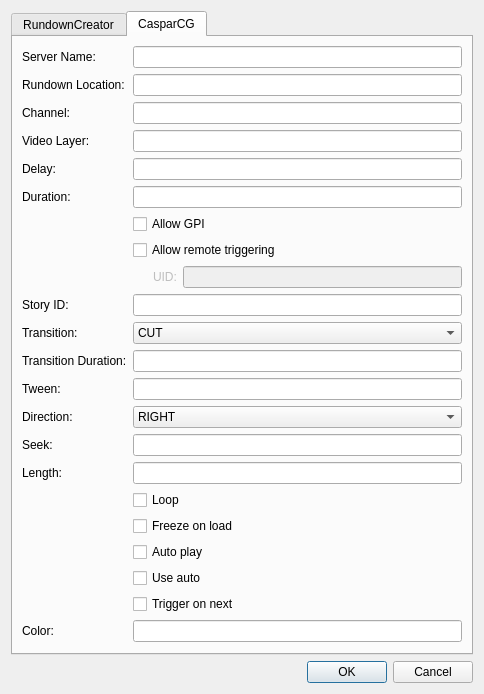
Qt form settingsdialog.ui (petersimonsson/rcexportcg) before a commit.
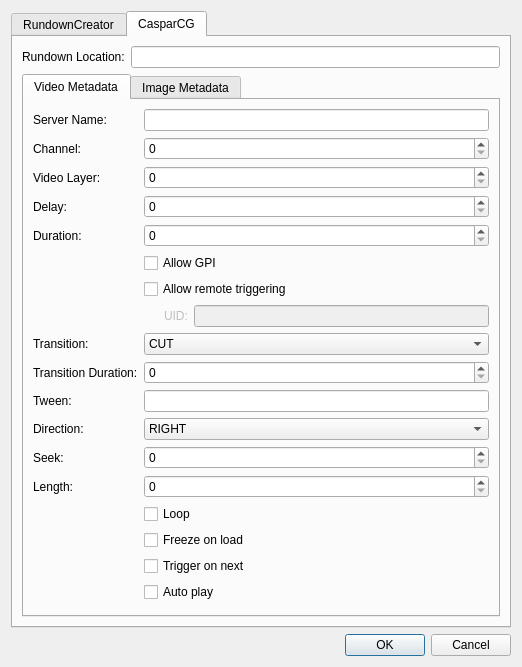
The same form after that commit. The open tabs and pages were chosen to show the change.

Commit message: Move all casparcg metadata into separate classes

What changed in the file:
```diff
--- a/settingsdialog.ui
+++ b/settingsdialog.ui
@@ -6,15 +6,25 @@
    <rect>
     <x>0</x>
     <y>0</y>
-    <width>484</width>
-    <height>689</height>
+    <width>522</width>
+    <height>662</height>
    </rect>
   </property>
   <property name="windowTitle">
    <string>Dialog</string>
   </property>
   <layout class="QGridLayout" name="gridLayout">
-   <item row="0" column="0">
+   <item row="2" column="0">
+    <widget class="QDialogButtonBox" name="buttonBox">
+     <property name="orientation">
+      <enum>Qt::Horizontal</enum>
+     </property>
+     <property name="standardButtons">
+      <set>QDialogButtonBox::Cancel|QDialogButtonBox::Ok</set>
+     </property>
+    </widget>
+   </item>
+   <item row="1" column="0">
     <widget class="QTabWidget" name="tabWidget">
      <property name="currentIndex">
       <number>0</number>
@@ -73,230 +83,283 @@
       <attribute name="title">
        <string>CasparCG</string>
       </attribute>
-      <layout class="QGridLayout" name="gridLayout_3">
-       <item row="10" column="1">
-        <widget class="QComboBox" name="transitionCombo">
-         <item>
-          <property name="text">
-           <string>CUT</string>
-          </property>
-         </item>
-         <item>
-          <property name="text">
-           <string>MIX</string>
-          </property>
-         </item>
-         <item>
-          <property name="text">
-           <string>PUSH</string>
-          </property>
-         </item>
-         <item>
-          <property name="text">
-           <string>SLIDE</string>
-          </property>
-         </item>
-         <item>
-          <property name="text">
-           <string>WIPE</string>
-          </property>
-         </item>
-        </widget>
-       </item>
-       <item row="0" column="1">
-        <widget class="QLineEdit" name="ccgServerNameEdit"/>
-       </item>
-       <item row="1" column="1">
-        <widget class="QLineEdit" name="ccgRundownLocationEdit"/>
-       </item>
-       <item row="5" column="1">
-        <widget class="QLineEdit" name="durationEdit"/>
-       </item>
-       <item row="11" column="0">
-        <widget class="QLabel" name="label_15">
-         <property name="text">
-          <string>Transition Duration:</string>
-         </property>
-        </widget>
-       </item>
-       <item row="3" column="0">
-        <widget class="QLabel" name="label_7">
-         <property name="text">
-          <string>Video Layer:</string>
-         </property>
-        </widget>
-       </item>
-       <item row="11" column="1">
-        <widget class="QLineEdit" name="transitionDurationEdit"/>
-       </item>
-       <item row="1" column="0">
+      <layout class="QGridLayout" name="gridLayout_5">
+       <item row="0" column="0">
         <widget class="QLabel" name="label_5">
          <property name="text">
           <string>Rundown Location:</string>
          </property>
         </widget>
        </item>
-       <item row="0" column="0">
-        <widget class="QLabel" name="label_4">
-         <property name="text">
-          <string>Server Name:</string>
-         </property>
-        </widget>
+       <item row="0" column="1">
+        <widget class="QLineEdit" name="ccgRundownLocationEdit"/>
        </item>
-       <item row="9" column="1">
-        <widget class="QLineEdit" name="storyIdEdit"/>
-       </item>
-       <item row="6" column="1">
-        <widget class="QCheckBox" name="allowGpiCheck">
-         <property name="text">
-          <string>Allow GPI</string>
+       <item row="1" column="0" colspan="2">
+        <widget class="QTabWidget" name="tabWidget_2">
+         <property name="sizePolicy">
+          <sizepolicy hsizetype="Expanding" vsizetype="Expanding">
+           <horstretch>0</horstretch>
+           <verstretch>0</verstretch>
+          </sizepolicy>
          </property>
-        </widget>
-       </item>
-       <item row="10" column="0">
-        <widget class="QLabel" name="label_14">
-         <property name="text">
-          <string>Transition:</string>
+         <property name="currentIndex">
+          <number>0</number>
          </property>
-        </widget>
-       </item>
-       <item row="12" column="0">
-        <widget class="QLabel" name="label_16">
-         <property name="text">
-          <string>Tween:</string>
-         </property>
-        </widget>
-       </item>
-       <item row="2" column="1">
-        <widget class="QLineEdit" name="channelEdit"/>
-       </item>
-       <item row="12" column="1">
-        <widget class="QLineEdit" name="tweenEdit"/>
-       </item>
-       <item row="13" column="0">
-        <widget class="QLabel" name="label_17">
-         <property name="text">
-          <string>Direction:</string>
-         </property>
-        </widget>
-       </item>
-       <item row="7" column="1">
-        <widget class="QCheckBox" name="remotetriggeringCheck">
-         <property name="text">
-          <string>Allow remote triggering</string>
-         </property>
-        </widget>
-       </item>
-       <item row="4" column="0">
-        <widget class="QLabel" name="label_8">
-         <property name="text">
-          <string>Delay:</string>
-         </property>
-        </widget>
-       </item>
-       <item row="2" column="0">
-        <widget class="QLabel" name="label_6">
-         <property name="text">
-          <string>Channel:</string>
-         </property>
-        </widget>
-       </item>
-       <item row="3" column="1">
-        <widget class="QLineEdit" name="videoLayerEdit"/>
-       </item>
-       <item row="9" column="0">
+         <widget class="QWidget" name="videoTab">
+          <attribute name="title">
+           <string>Video Metadata</string>
+          </attribute>
+          <layout class="QGridLayout" name="gridLayout_4">
+           <item row="7" column="3">
+            <layout class="QHBoxLayout" name="horizontalLayout_2">
+             <item>
+              <spacer name="horizontalSpacer_4">
+               <property name="orientation">
+                <enum>Qt::Horizontal</enum>
+               </property>
+               <property name="sizeHint" stdset="0">
+                <size>
+                 <width>20</width>
+                 <height>20</height>
+                </size>
+               </property>
+              </spacer>
+             </item>
+             <item>
         <widget class="QLabel" name="label_13">
+               <property name="enabled">
+                <bool>false</bool>
+               </property>
          <property name="text">
-          <string>Story ID:</string>
+                <string>UID:</string>
          </property>
         </widget>
        </item>
-       <item row="5" column="0">
-        <widget class="QLabel" name="label_9">
+             <item>
+              <widget class="QLineEdit" name="videoRemoteTriggerIdEdit">
+               <property name="enabled">
+                <bool>false</bool>
+               </property>
+               <property name="sizePolicy">
+                <sizepolicy hsizetype="Expanding" vsizetype="Fixed">
+                 <horstretch>10</horstretch>
+                 <verstretch>0</verstretch>
+                </sizepolicy>
+               </property>
+              </widget>
+             </item>
+            </layout>
+           </item>
+           <item row="0" column="3">
+            <widget class="QLineEdit" name="videoServerNameEdit"/>
+           </item>
+           <item row="2" column="0" colspan="3">
+            <widget class="QLabel" name="label_37">
+             <property name="text">
+              <string>Video Layer:</string>
+             </property>
+            </widget>
+           </item>
+           <item row="4" column="0" colspan="2">
+            <widget class="QLabel" name="label_39">
          <property name="text">
           <string>Duration:</string>
          </property>
         </widget>
        </item>
-       <item row="22" column="1">
-        <spacer name="verticalSpacer_2">
-         <property name="orientation">
-          <enum>Qt::Vertical</enum>
-         </property>
-         <property name="sizeHint" stdset="0">
-          <size>
-           <width>20</width>
-           <height>40</height>
-          </size>
-         </property>
-        </spacer>
-       </item>
-       <item row="14" column="0">
-        <widget class="QLabel" name="label_18">
+           <item row="3" column="0" colspan="2">
+            <widget class="QLabel" name="label_40">
+             <property name="text">
+              <string>Delay:</string>
+             </property>
+            </widget>
+           </item>
+           <item row="1" column="0" colspan="2">
+            <widget class="QLabel" name="label_36">
+             <property name="text">
+              <string>Channel:</string>
+             </property>
+            </widget>
+           </item>
+           <item row="0" column="0" colspan="3">
+            <widget class="QLabel" name="label_35">
+             <property name="text">
+              <string>Server Name:</string>
+             </property>
+            </widget>
+           </item>
+           <item row="8" column="3">
+            <widget class="QComboBox" name="videoTransitionCombo">
+             <item>
+              <property name="text">
+               <string>CUT</string>
+              </property>
+             </item>
+             <item>
+              <property name="text">
+               <string>MIX</string>
+              </property>
+             </item>
+             <item>
+              <property name="text">
+               <string>PUSH</string>
+              </property>
+             </item>
+             <item>
+              <property name="text">
+               <string>SLIDE</string>
+              </property>
+             </item>
+             <item>
+              <property name="text">
+               <string>WIPE</string>
+              </property>
+             </item>
+            </widget>
+           </item>
+           <item row="8" column="0" colspan="3">
+            <widget class="QLabel" name="label_43">
+             <property name="text">
+              <string>Transition:</string>
+             </property>
+            </widget>
+           </item>
+           <item row="12" column="0" colspan="2">
+            <widget class="QLabel" name="label_45">
          <property name="text">
           <string>Seek:</string>
          </property>
         </widget>
        </item>
-       <item row="19" column="1">
-        <widget class="QCheckBox" name="useAutoCheck">
+           <item row="6" column="3">
+            <widget class="QCheckBox" name="videoAllowRemotetriggeringCheck">
          <property name="text">
-          <string>Use auto</string>
+              <string>Allow remote triggering</string>
          </property>
         </widget>
        </item>
-       <item row="14" column="1">
-        <widget class="QLineEdit" name="seekEdit"/>
-       </item>
-       <item row="20" column="1">
-        <widget class="QCheckBox" name="triggerOnNextCheck">
+           <item row="9" column="0" colspan="3">
+            <widget class="QLabel" name="label_42">
+             <property name="text">
+              <string>Transition Duration:</string>
+             </property>
+            </widget>
+           </item>
+           <item row="11" column="3">
+            <widget class="QComboBox" name="videoDirectionCombo">
+             <item>
          <property name="text">
-          <string>Trigger on next</string>
-         </property>
-        </widget>
-       </item>
-       <item row="15" column="0">
-        <widget class="QLabel" name="label_19">
+               <string>RIGHT</string>
+              </property>
+             </item>
+             <item>
+              <property name="text">
+               <string>LEFT</string>
+              </property>
+             </item>
+            </widget>
+           </item>
+           <item row="13" column="0" colspan="2">
+            <widget class="QLabel" name="label_46">
          <property name="text">
           <string>Length:</string>
          </property>
         </widget>
        </item>
-       <item row="21" column="1">
-        <widget class="QLineEdit" name="colorEdit"/>
-       </item>
-       <item row="17" column="1">
-        <widget class="QCheckBox" name="freezeOnLoadCheck">
+           <item row="10" column="0" colspan="2">
+            <widget class="QLabel" name="label_34">
+             <property name="text">
+              <string>Tween:</string>
+             </property>
+            </widget>
+           </item>
+           <item row="17" column="3">
+            <widget class="QCheckBox" name="videoTriggerOnNextCheck">
+             <property name="text">
+              <string>Trigger on next</string>
+             </property>
+            </widget>
+           </item>
+           <item row="11" column="0" colspan="2">
+            <widget class="QLabel" name="label_38">
+             <property name="text">
+              <string>Direction:</string>
+             </property>
+            </widget>
+           </item>
+           <item row="15" column="3">
+            <widget class="QCheckBox" name="videoFreezeOnLoadCheck">
          <property name="text">
           <string>Freeze on load</string>
          </property>
         </widget>
        </item>
-       <item row="21" column="0">
-        <widget class="QLabel" name="label_25">
-         <property name="text">
-          <string>Color:</string>
-         </property>
-        </widget>
-       </item>
-       <item row="15" column="1">
-        <widget class="QLineEdit" name="lengthEdit"/>
-       </item>
-       <item row="16" column="1">
-        <widget class="QCheckBox" name="loopCheck">
+           <item row="10" column="3">
+            <widget class="QLineEdit" name="videoTweenEdit"/>
+           </item>
+           <item row="14" column="3">
+            <widget class="QCheckBox" name="videoLoopCheck">
          <property name="text">
           <string>Loop</string>
          </property>
         </widget>
        </item>
-       <item row="18" column="1">
-        <widget class="QCheckBox" name="autoPlayCheck">
+           <item row="5" column="3">
+            <widget class="QCheckBox" name="videoAllowGpiCheck">
+             <property name="text">
+              <string>Allow GPI</string>
+             </property>
+            </widget>
+           </item>
+           <item row="19" column="3">
+            <spacer name="verticalSpacer_3">
+             <property name="orientation">
+              <enum>Qt::Vertical</enum>
+             </property>
+             <property name="sizeHint" stdset="0">
+              <size>
+               <width>20</width>
+               <height>40</height>
+              </size>
+             </property>
+            </spacer>
+           </item>
+           <item row="2" column="3">
+            <widget class="QSpinBox" name="videoVideoLayerSpin"/>
+           </item>
+           <item row="3" column="3">
+            <widget class="QSpinBox" name="videoDelaySpin"/>
+           </item>
+           <item row="1" column="3">
+            <widget class="QSpinBox" name="videoChannelSpin"/>
+           </item>
+           <item row="4" column="3">
+            <widget class="QSpinBox" name="videoDurationSpin"/>
+           </item>
+           <item row="18" column="3">
+            <widget class="QCheckBox" name="videoAutoPlayCheck">
          <property name="text">
           <string>Auto play</string>
          </property>
         </widget>
        </item>
-       <item row="8" column="1">
+           <item row="9" column="3">
+            <widget class="QSpinBox" name="videoTransitionDurationSpin"/>
+           </item>
+           <item row="12" column="3">
+            <widget class="QSpinBox" name="videoSeekSpin"/>
+           </item>
+           <item row="13" column="3">
+            <widget class="QSpinBox" name="videoLengthSpin"/>
+           </item>
+          </layout>
+         </widget>
+         <widget class="QWidget" name="imageTab">
+          <attribute name="title">
+           <string>Image Metadata</string>
+          </attribute>
+          <layout class="QGridLayout" name="gridLayout_3">
+           <item row="7" column="3">
         <layout class="QHBoxLayout" name="horizontalLayout">
          <item>
           <spacer name="horizontalSpacer">
@@ -336,11 +399,130 @@
          </item>
         </layout>
        </item>
-       <item row="4" column="1">
-        <widget class="QLineEdit" name="delayEdit"/>
-       </item>
-       <item row="13" column="1">
-        <widget class="QComboBox" name="directionCombo">
+           <item row="2" column="3">
+            <widget class="QSpinBox" name="imageVideoLayerSpin"/>
+           </item>
+           <item row="0" column="0" colspan="3">
+            <widget class="QLabel" name="label_10">
+             <property name="text">
+              <string>Server Name:</string>
+             </property>
+            </widget>
+           </item>
+           <item row="2" column="0" colspan="3">
+            <widget class="QLabel" name="label_22">
+             <property name="text">
+              <string>Video Layer:</string>
+             </property>
+            </widget>
+           </item>
+           <item row="5" column="3">
+            <widget class="QCheckBox" name="imageAllowGpiCheck">
+             <property name="text">
+              <string>Allow GPI</string>
+             </property>
+            </widget>
+           </item>
+           <item row="6" column="3">
+            <widget class="QCheckBox" name="imageAllowRemotetriggeringCheck">
+             <property name="text">
+              <string>Allow remote triggering</string>
+             </property>
+            </widget>
+           </item>
+           <item row="4" column="0" colspan="2">
+            <widget class="QLabel" name="label_24">
+             <property name="text">
+              <string>Duration:</string>
+             </property>
+            </widget>
+           </item>
+           <item row="8" column="0" colspan="3">
+            <widget class="QLabel" name="label_29">
+             <property name="text">
+              <string>Transition:</string>
+             </property>
+            </widget>
+           </item>
+           <item row="0" column="3">
+            <widget class="QLineEdit" name="imageServerNameEdit"/>
+           </item>
+           <item row="9" column="0" colspan="3">
+            <widget class="QLabel" name="label_28">
+             <property name="text">
+              <string>Transition Duration:</string>
+             </property>
+            </widget>
+           </item>
+           <item row="10" column="0" colspan="2">
+            <widget class="QLabel" name="label_21">
+             <property name="text">
+              <string>Tween:</string>
+             </property>
+            </widget>
+           </item>
+           <item row="1" column="0" colspan="2">
+            <widget class="QLabel" name="label_11">
+             <property name="text">
+              <string>Channel:</string>
+             </property>
+            </widget>
+           </item>
+           <item row="10" column="3">
+            <widget class="QLineEdit" name="imageTweenEdit"/>
+           </item>
+           <item row="3" column="0" colspan="2">
+            <widget class="QLabel" name="label_26">
+             <property name="text">
+              <string>Delay:</string>
+             </property>
+            </widget>
+           </item>
+           <item row="8" column="3">
+            <widget class="QComboBox" name="imageTransitionCombo">
+             <item>
+              <property name="text">
+               <string>CUT</string>
+              </property>
+             </item>
+             <item>
+              <property name="text">
+               <string>MIX</string>
+              </property>
+             </item>
+             <item>
+              <property name="text">
+               <string>PUSH</string>
+              </property>
+             </item>
+             <item>
+              <property name="text">
+               <string>SLIDE</string>
+              </property>
+             </item>
+             <item>
+              <property name="text">
+               <string>WIPE</string>
+              </property>
+             </item>
+            </widget>
+           </item>
+           <item row="13" column="3">
+            <widget class="QCheckBox" name="imageTriggerOnNextCheck">
+             <property name="text">
+              <string>Trigger on next</string>
+             </property>
+            </widget>
+           </item>
+           <item row="11" column="0" colspan="2">
+            <widget class="QLabel" name="label_23">
+             <property name="text">
+              <string>Direction:</string>
+             </property>
+            </widget>
+           </item>
+           <item row="11" column="3">
+            <widget class="QComboBox" name="imageDirectionCombo">
          <item>
           <property name="text">
            <string>RIGHT</string>
@@ -353,18 +535,44 @@
          </item>
         </widget>
        </item>
-      </layout>
-     </widget>
-    </widget>
-   </item>
-   <item row="1" column="0">
-    <widget class="QDialogButtonBox" name="buttonBox">
+           <item row="12" column="3">
+            <widget class="QCheckBox" name="imageUseAutoCheck">
+             <property name="text">
+              <string>Use auto</string>
+             </property>
+            </widget>
+           </item>
+           <item row="14" column="3">
+            <spacer name="verticalSpacer_2">
      <property name="orientation">
-      <enum>Qt::Horizontal</enum>
-     </property>
-     <property name="standardButtons">
-      <set>QDialogButtonBox::Cancel|QDialogButtonBox::Ok</set>
-     </property>
+              <enum>Qt::Vertical</enum>
+             </property>
+             <property name="sizeHint" stdset="0">
+              <size>
+               <width>20</width>
+               <height>40</height>
+              </size>
+             </property>
+            </spacer>
+           </item>
+           <item row="1" column="3">
+            <widget class="QSpinBox" name="imageChannelSpin"/>
+           </item>
+           <item row="3" column="3">
+            <widget class="QSpinBox" name="imageDelaySpin"/>
+           </item>
+           <item row="4" column="3">
+            <widget class="QSpinBox" name="imageDurationSpin"/>
+           </item>
+           <item row="9" column="3">
+            <widget class="QSpinBox" name="imageTransitionDurationSpin"/>
+           </item>
+          </layout>
+         </widget>
+        </widget>
+       </item>
+      </layout>
+     </widget>
     </widget>
    </item>
   </layout>
```
Left out of the diff: 88 changed lines with no effect on the pictures. Lines whose indentation alone changed are shown as unchanged. The commit also changes 15 other files.
